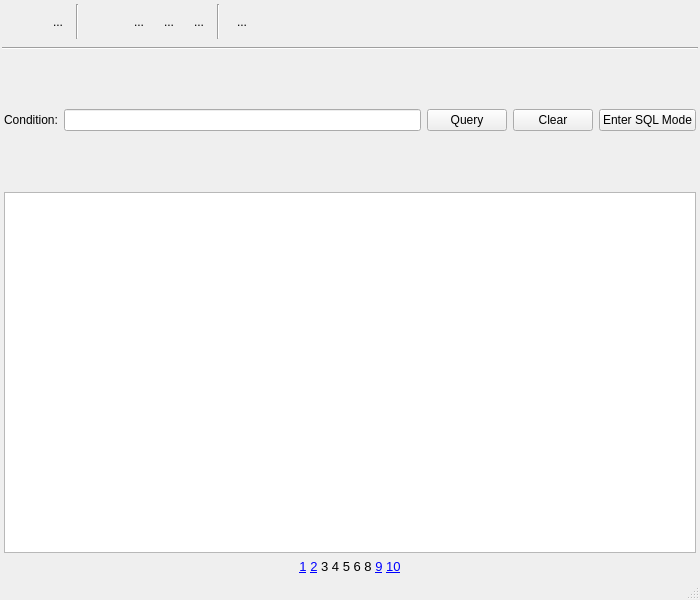
This is cashio/MainWindow.ui in bsdelf/cashio as Qt 5 draws it before an edit. The edited form follows.
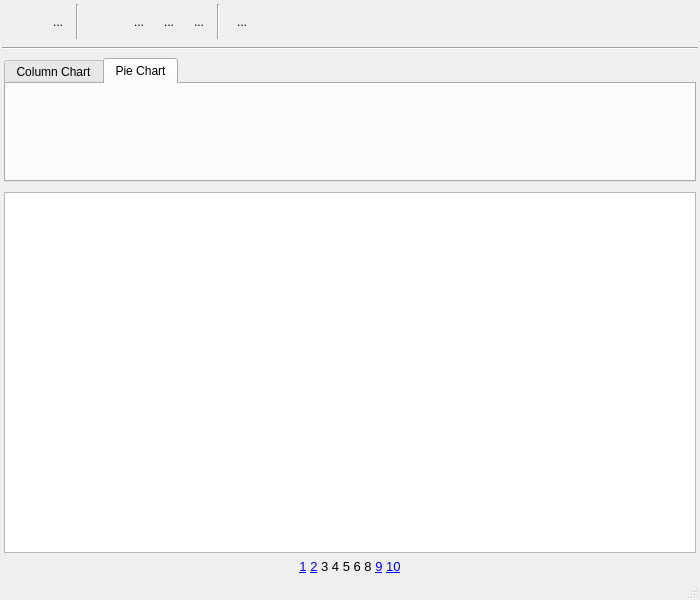
This is the edited form. The open tabs and pages were chosen to show the change. Icons and pictures are not drawn.

```diff
--- a/cashio/MainWindow.ui
+++ b/cashio/MainWindow.ui
@@ -573,7 +573,7 @@
        <number>1</number>
       </property>
       <property name="currentIndex">
-       <number>0</number>
+       <number>2</number>
       </property>
       <widget class="QWidget" name="pageAccountQuery">
        <layout class="QHBoxLayout" name="horizontalLayout_6">
@@ -698,6 +698,31 @@
         </item>
        </layout>
       </widget>
+      <widget class="QWidget" name="moreToolGraph">
+       <layout class="QVBoxLayout" name="verticalLayout_6">
+        <property name="margin">
+         <number>2</number>
+        </property>
+        <item>
+         <widget class="QTabWidget" name="tabWidget">
+          <property name="currentIndex">
+           <number>1</number>
+          </property>
+          <widget class="QWidget" name="graphTabColumnChart">
+           <attribute name="title">
+            <string>Column Chart</string>
+           </attribute>
+          </widget>
+          <widget class="QWidget" name="graphTabPieChart">
+           <attribute name="title">
+            <string>Pie Chart</string>
+           </attribute>
+          </widget>
+         </widget>
+        </item>
+       </layout>
+      </widget>
+      <widget class="QWidget" name="moreToolEmpty"/>
      </widget>
     </item>
     <item>
```
Left out of the diff: 22 changed lines with no effect on the pictures.
